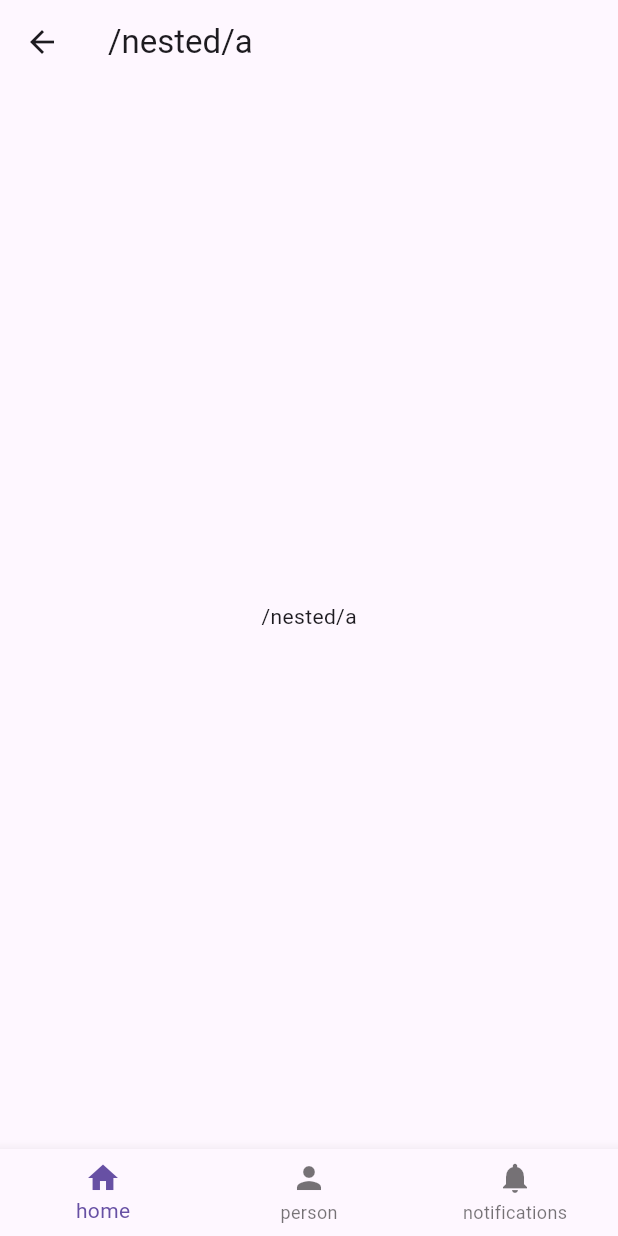
After one commit to KRFLUTTERUG/go-router-example, a Flutter app: the screen it shows after launch, after a tap on "Go ShellRoute", on a phone screen of 412 x 824 dp. The commit adds this screen. Run offline on Flutter 3.47's test engine with Material 3 defaults, Android fonts, the phone set to English and light mode, and no system bars; our stand-ins replace go_router.

Commit message:
feat : shell route for bottomnav

```diff
--- a/lib/route/router.dart
+++ b/lib/route/router.dart
@@ -6,6 +6,8 @@ import 'package:gorouter/screen/4_pop_base_screen.dart';
 import 'package:gorouter/screen/5_pop_return_screen.dart';
 import 'package:gorouter/screen/6_path_param_screen.dart';
 import 'package:gorouter/screen/7_query_param_screen.dart';
+import 'package:gorouter/screen/8_nested_child_screen.dart';
+import 'package:gorouter/screen/8_nested_screen.dart';
 import 'package:gorouter/screen/root_screen.dart';
 
 final router = GoRouter(routes: [
@@ -62,5 +64,15 @@ final router = GoRouter(routes: [
             builder: (context, state) {
               return QueryParamScreen();
             }),
+        ShellRoute(
+          builder: (context, state, child) {
+            return NestedScreen(child: child);
+          },
+          routes: [
+            GoRoute(path: 'nested/a', builder: (_, state) => NestedChildScreen(routeName: '/nested/a')),
+            GoRoute(path: 'nested/b', builder: (_, state) => NestedChildScreen(routeName: '/nested/b')),
+            GoRoute(path: 'nested/c', builder: (_, state) => NestedChildScreen(routeName: '/nested/c'))
+          ]
+        )
       ]),
 ]);
--- /dev/null
+++ b/lib/screen/8_nested_child_screen.dart
@@ -0,0 +1,13 @@
+import 'package:flutter/material.dart';
+
+class NestedChildScreen extends StatelessWidget {
+  final String routeName;
+  const NestedChildScreen({super.key, required this.routeName});
+
+  @override
+  Widget build(BuildContext context) {
+    return Center(
+      child: Text(routeName),
+    );
+  }
+}
--- /dev/null
+++ b/lib/screen/8_nested_screen.dart
@@ -0,0 +1,44 @@
+import 'package:flutter/material.dart';
+import 'package:go_router/go_router.dart';
+
+class NestedScreen extends StatelessWidget {
+  final Widget child;
+  const NestedScreen({super.key, required this.child});
+
+  int getIndex(BuildContext context){
+    if(GoRouterState.of(context).location == '/nested/a'){
+      return 0;
+    }else if(GoRouterState.of(context).location == '/nested/b'){
+      return 1;
+    }else{
+      return 2;
+    }
+  }
+
+  @override
+  Widget build(BuildContext context) {
+    return Scaffold(
+      appBar: AppBar(
+        title: Text('${GoRouterState.of(context).location}'),
+      ),
+      body: child,
+      bottomNavigationBar: BottomNavigationBar(
+        currentIndex: getIndex(context),
+        onTap: (index) {
+          if(index == 0){
+            context.go('/nested/a');
+          }else if(index == 1){
+            context.go('/nested/b');
+          }else{
+            context.go('/nested/c');
+          }
+        },
+        items: [
+          BottomNavigationBarItem(icon: Icon(Icons.home), label: 'home'),
+          BottomNavigationBarItem(icon: Icon(Icons.person), label: 'person'),
+          BottomNavigationBarItem(icon: Icon(Icons.notifications), label: 'notifications'),
+        ],
+      ),
+    );
+  }
+}
--- a/lib/screen/root_screen.dart
+++ b/lib/screen/root_screen.dart
@@ -27,6 +27,9 @@ class RootScreen extends StatelessWidget {
         ElevatedButton(onPressed: () {
           context.go('/query_param');
         }, child: Text('Go Query Param')),
+        ElevatedButton(onPressed: () {
+          context.go('/nested/a');
+        }, child: Text('Go ShellRoute')),
       ]
     ));
   }
```
